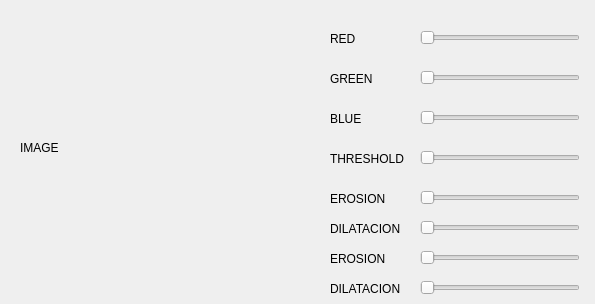
Old version of the form interface.ui in the repository N4kamura/Image_Processor.
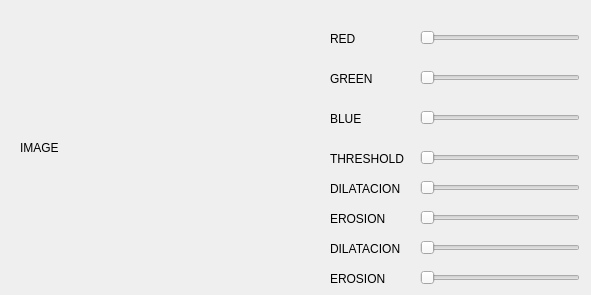
New version of the form.

```diff
--- a/interface.ui
+++ b/interface.ui
@@ -6,8 +6,8 @@
    <rect>
     <x>0</x>
     <y>0</y>
-    <width>595</width>
-    <height>304</height>
+    <width>591</width>
+    <height>295</height>
    </rect>
   </property>
   <property name="windowTitle">
@@ -147,7 +147,7 @@
     <property name="geometry">
      <rect>
       <x>420</x>
-      <y>190</y>
+      <y>210</y>
       <width>160</width>
       <height>16</height>
      </rect>
@@ -163,7 +163,7 @@
     <property name="geometry">
      <rect>
       <x>330</x>
-      <y>190</y>
+      <y>210</y>
       <width>81</width>
       <height>17</height>
      </rect>
@@ -176,7 +176,7 @@
     <property name="geometry">
      <rect>
       <x>420</x>
-      <y>220</y>
+      <y>180</y>
       <width>160</width>
       <height>16</height>
      </rect>
@@ -192,7 +192,7 @@
     <property name="geometry">
      <rect>
       <x>330</x>
-      <y>220</y>
+      <y>180</y>
       <width>81</width>
       <height>17</height>
      </rect>
@@ -205,7 +205,7 @@
     <property name="geometry">
      <rect>
       <x>420</x>
-      <y>250</y>
+      <y>270</y>
       <width>160</width>
       <height>16</height>
      </rect>
@@ -221,7 +221,7 @@
     <property name="geometry">
      <rect>
       <x>330</x>
-      <y>250</y>
+      <y>270</y>
       <width>81</width>
       <height>17</height>
      </rect>
@@ -234,7 +234,7 @@
     <property name="geometry">
      <rect>
       <x>330</x>
-      <y>280</y>
+      <y>240</y>
       <width>81</width>
       <height>17</height>
      </rect>
@@ -247,7 +247,7 @@
     <property name="geometry">
      <rect>
       <x>420</x>
-      <y>280</y>
+      <y>240</y>
       <width>160</width>
       <height>16</height>
      </rect>
```
